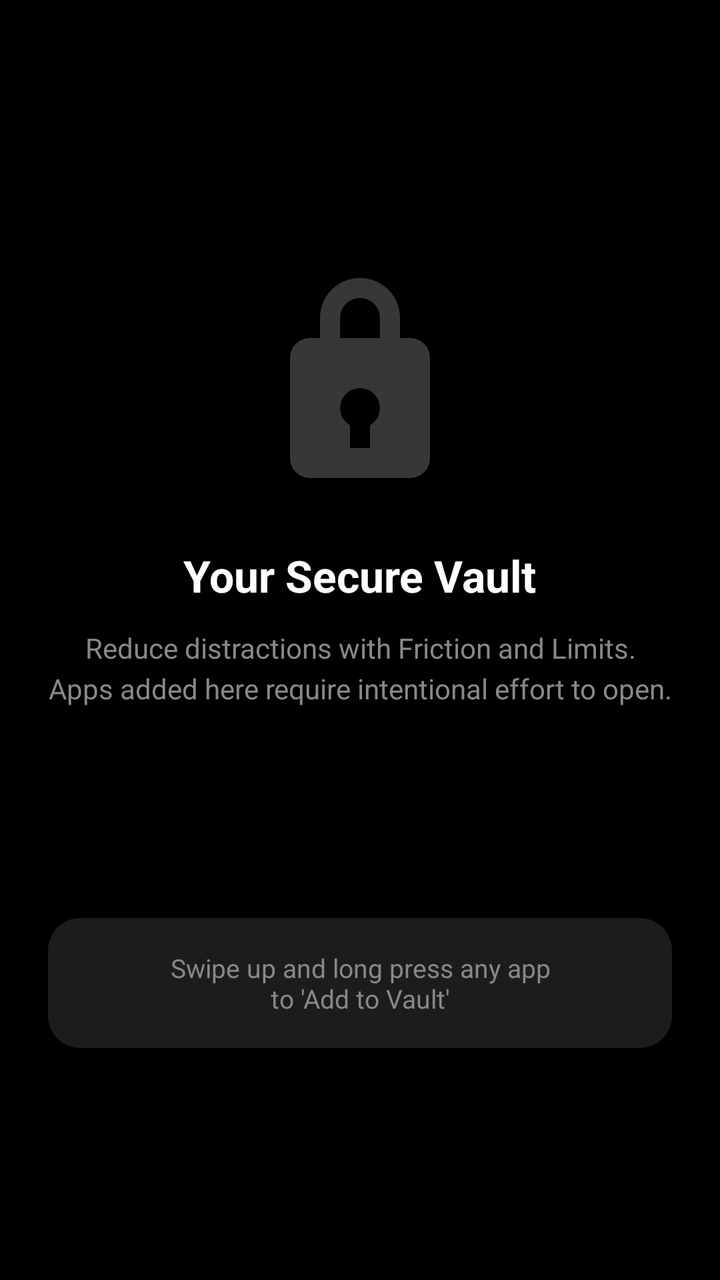
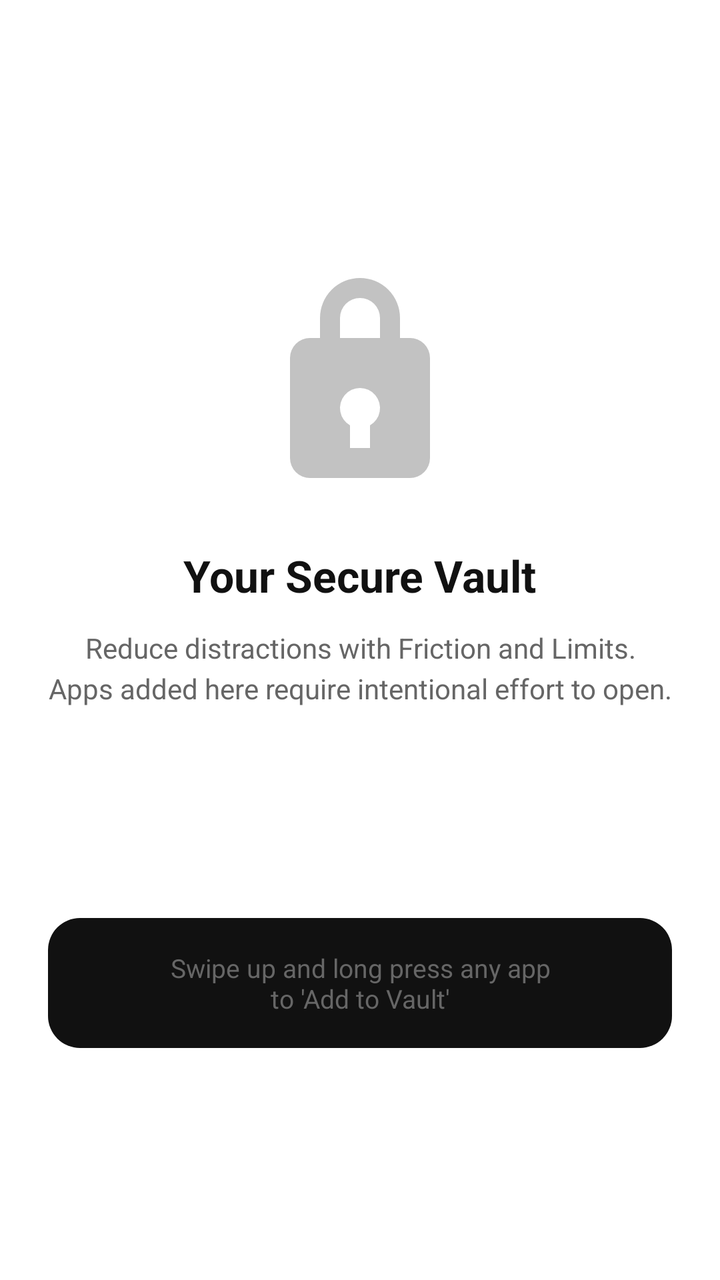

An Android layout rendered at two revisions. The XML below is the earlier revision; the diff shows what the commit changed to produce the second picture.
<!-- AndroidManifest.xml: application theme Theme.PureLauncher -->
<!-- res/layout/view_launcher_vault_panel.xml -->
<?xml version="1.0" encoding="utf-8"?>
<androidx.constraintlayout.widget.ConstraintLayout
    xmlns:android="http://schemas.android.com/apk/res/android"
    xmlns:app="http://schemas.android.com/apk/res-auto"
    android:layout_width="match_parent"
    android:layout_height="match_parent"
    android:background="@color/bg_primary">

    <androidx.core.widget.NestedScrollView
        android:id="@+id/cardVaultEmpty"
        android:layout_width="match_parent"
        android:layout_height="match_parent"
        android:fillViewport="true">

        <LinearLayout
            android:layout_width="match_parent"
            android:layout_height="match_parent"
            android:orientation="vertical"
            android:padding="24dp"
            android:gravity="center_horizontal">

            <View
                android:layout_width="match_parent"
                android:layout_height="0dp"
                android:layout_weight="1" />

            <ImageView
                android:layout_width="120dp"
                android:layout_height="120dp"
                android:src="@drawable/ic_lock"
                app:tint="@color/text_secondary"
                android:alpha="0.4" />

            <TextView
                android:layout_width="wrap_content"
                android:layout_height="wrap_content"
                android:layout_marginTop="24dp"
                android:text="Your Secure Vault"
                android:textColor="@color/text_primary"
                android:textSize="22sp"
                android:textStyle="bold" />

            <TextView
                android:layout_width="wrap_content"
                android:layout_height="wrap_content"
                android:layout_marginTop="12dp"
                android:gravity="center"
                android:text="Reduce distractions with Friction and Limits.\nApps added here require intentional effort to open."
                android:textColor="@color/text_secondary"
                android:textSize="14sp"
                android:lineSpacingExtra="4dp" />

            <View
                android:layout_width="match_parent"
                android:layout_height="0dp"
                android:layout_weight="1" />

            <TextView
                android:layout_width="match_parent"
                android:layout_height="wrap_content"
                android:layout_marginBottom="92dp"
                android:padding="16dp"
                android:background="@drawable/bg_chip_dark"
                android:text="Swipe up and long press any app\nto 'Add to Vault'"
                android:textColor="@color/text_secondary"
                android:textSize="13sp"
                android:gravity="center" />

        </LinearLayout>
    </androidx.core.widget.NestedScrollView>

    <androidx.constraintlayout.widget.ConstraintLayout
        android:id="@+id/vaultListContainer"
        android:layout_width="0dp"
        android:layout_height="0dp"
        android:visibility="gone"
        app:layout_constraintTop_toTopOf="parent"
        app:layout_constraintBottom_toBottomOf="parent"
        app:layout_constraintStart_toStartOf="parent"
        app:layout_constraintEnd_toEndOf="parent">

        <LinearLayout
            android:id="@+id/vaultSearchHeader"
            android:layout_width="0dp"
            android:layout_height="wrap_content"
            android:orientation="horizontal"
            android:paddingStart="20dp"
            android:paddingEnd="12dp"
            android:paddingTop="12dp"
            android:paddingBottom="8dp"
            android:gravity="center_vertical"
            app:layout_constraintTop_toTopOf="parent"
            app:layout_constraintStart_toStartOf="parent"
            app:layout_constraintEnd_toStartOf="@id/vaultLetterSidebar">

            <EditText
                android:id="@+id/etVaultSearchApps"
                android:layout_width="0dp"
                android:layout_height="44dp"
                android:layout_weight="1"
                android:background="@null"
                android:hint="Search apps"
                android:inputType="text"
                android:textColor="#FFFFFF"
                android:textColorHint="#888888"
                android:textSize="18sp"
                android:imeOptions="actionSearch"
                android:singleLine="true" />

            <ImageView
                android:id="@+id/ivVaultSearchIcon"
                android:layout_width="28dp"
                android:layout_height="28dp"
                android:src="@drawable/ic_close"
                android:tint="#FFFFFF"
                android:contentDescription="Clear search"
                android:layout_marginStart="8dp"
                android:visibility="gone" />

        </LinearLayout>

        <View
            android:id="@+id/vaultDivider"
            android:layout_width="0dp"
            android:layout_height="1dp"
            android:background="#333333"
            android:layout_marginStart="20dp"
            app:layout_constraintTop_toBottomOf="@id/vaultSearchHeader"
            app:layout_constraintStart_toStartOf="parent"
            app:layout_constraintEnd_toStartOf="@id/vaultLetterSidebar" />

        <androidx.recyclerview.widget.RecyclerView
            android:id="@+id/rvVaultApps"
            android:layout_width="0dp"
            android:layout_height="0dp"
            android:paddingStart="20dp"
            android:paddingTop="8dp"
            android:clipToPadding="false"
            app:layout_constraintTop_toBottomOf="@id/vaultDivider"
            app:layout_constraintBottom_toBottomOf="parent"
            app:layout_constraintStart_toStartOf="parent"
            app:layout_constraintEnd_toStartOf="@id/vaultLetterSidebar" />

        <LinearLayout
            android:id="@+id/vaultLetterSidebar"
            android:layout_width="24dp"
            android:layout_height="0dp"
            android:orientation="vertical"
            android:gravity="center"
            android:paddingTop="8dp"
            android:paddingBottom="8dp"
            app:layout_constraintTop_toTopOf="parent"
            app:layout_constraintBottom_toBottomOf="parent"
            app:layout_constraintEnd_toEndOf="parent" />

        <TextView
            android:id="@+id/tvVaultLetterBubble"
            android:layout_width="56dp"
            android:layout_height="56dp"
            android:gravity="center"
            android:textColor="#FFFFFF"
            android:textSize="28sp"
            android:textStyle="bold"
            android:background="#CC333333"
            android:visibility="gone"
            app:layout_constraintTop_toTopOf="parent"
            app:layout_constraintBottom_toBottomOf="parent"
            app:layout_constraintStart_toStartOf="parent"
            app:layout_constraintEnd_toStartOf="@id/vaultLetterSidebar" />

    </androidx.constraintlayout.widget.ConstraintLayout>

    
    <Button
        android:id="@+id/btnOpenVaultFromSwipe"
        android:layout_width="0dp"
        android:layout_height="0dp"
        android:visibility="gone"
        app:layout_constraintTop_toTopOf="parent"
        app:layout_constraintStart_toStartOf="parent" />

    <Button
        android:id="@+id/btnOpenSettingsFromSwipe"
        android:layout_width="0dp"
        android:layout_height="0dp"
        android:visibility="gone"
        app:layout_constraintTop_toTopOf="parent"
        app:layout_constraintStart_toStartOf="parent" />

</androidx.constraintlayout.widget.ConstraintLayout>
<!-- resources referenced by this layout -->
<resources>
  <color name="bg_primary">#000000</color>
  <color name="text_primary">#FFFFFF</color>
  <color name="text_secondary">#888888</color>
  <!-- drawable bg_chip_dark (drawable) -->
  <?xml version="1.0" encoding="utf-8"?>
  <shape xmlns:android="http://schemas.android.com/apk/res/android" android:shape="rectangle">
      <corners android:radius="16dp" />
      <solid android:color="#1C1C1C" />
  </shape>
  <!-- drawable ic_close (drawable) -->
  <?xml version="1.0" encoding="utf-8"?>
  <vector xmlns:android="http://schemas.android.com/apk/res/android"
  	android:width="24dp"
  	android:height="24dp"
  	android:viewportWidth="24"
  	android:viewportHeight="24">
  	<path
  		android:fillColor="#FFFFFFFF"
  		android:pathData="M18.3,5.71L12,12L5.71,5.71L4.29,7.12L10.59,13.41L4.29,19.71L5.71,21.12L12,14.83L18.29,21.12L19.71,19.71L13.41,13.41L19.71,7.12L18.3,5.71Z" />
  </vector>
  <!-- drawable ic_lock (drawable) -->
  <?xml version="1.0" encoding="utf-8"?>
  <vector xmlns:android="http://schemas.android.com/apk/res/android"
  	android:width="24dp"
  	android:height="24dp"
  	android:viewportWidth="24"
  	android:viewportHeight="24">
  	<path
  		android:fillColor="#FFFFFFFF"
  		android:pathData="M17,8H16V6A4,4 0 0,0 8,6V8H7A2,2 0 0,0 5,10V20A2,2 0 0,0 7,22H17A2,2 0 0,0 19,20V10A2,2 0 0,0 17,8ZM10,6A2,2 0 0,1 14,6V8H10V6ZM13,16.73V19H11V16.73A2,2 0 1,1 13,16.73Z" />
  </vector>
  <style name="Theme.PureLauncher" parent="Base.Theme.PureLauncher" />
  <style name="Base.Theme.PureLauncher" parent="Theme.Material3.DayNight.NoActionBar">
          
          <item name="android:windowBackground">@android:color/black</item>
          
          <item name="android:windowAnimationStyle">@style/NoWindowAnimation</item>
      </style>
  <style name="NoWindowAnimation">
          <item name="android:activityOpenEnterAnimation">@null</item>
          <item name="android:activityOpenExitAnimation">@null</item>
          <item name="android:activityCloseEnterAnimation">@null</item>
          <item name="android:activityCloseExitAnimation">@null</item>
          <item name="android:taskOpenEnterAnimation">@null</item>
          <item name="android:taskOpenExitAnimation">@null</item>
          <item name="android:taskCloseEnterAnimation">@null</item>
          <item name="android:taskCloseExitAnimation">@null</item>
          <item name="android:taskToFrontEnterAnimation">@null</item>
          <item name="android:taskToFrontExitAnimation">@null</item>
      </style>
</resources>

<!-- the commit's change to res/layout/view_launcher_vault_panel.xml (unified diff, before → after) -->
@@ -101,8 +101,8 @@
                 android:background="@null"
                 android:hint="Search apps"
                 android:inputType="text"
-                android:textColor="#FFFFFF"
-                android:textColorHint="#888888"
+                android:textColor="@color/text_primary"
+                android:textColorHint="@color/text_secondary"
                 android:textSize="18sp"
                 android:imeOptions="actionSearch"
                 android:singleLine="true" />
@@ -112,7 +112,7 @@
                 android:layout_width="28dp"
                 android:layout_height="28dp"
                 android:src="@drawable/ic_close"
-                android:tint="#FFFFFF"
+                android:tint="@color/text_primary"
                 android:contentDescription="Clear search"
                 android:layout_marginStart="8dp"
                 android:visibility="gone" />
@@ -123,7 +123,7 @@
             android:id="@+id/vaultDivider"
             android:layout_width="0dp"
             android:layout_height="1dp"
-            android:background="#333333"
+            android:background="@color/border"
             android:layout_marginStart="20dp"
             app:layout_constraintTop_toBottomOf="@id/vaultSearchHeader"
             app:layout_constraintStart_toStartOf="parent"
@@ -158,10 +158,10 @@
             android:layout_width="56dp"
             android:layout_height="56dp"
             android:gravity="center"
-            android:textColor="#FFFFFF"
+            android:textColor="@color/text_primary"
             android:textSize="28sp"
             android:textStyle="bold"
-            android:background="#CC333333"
+            android:background="@color/accent_dim"
             android:visibility="gone"
             app:layout_constraintTop_toTopOf="parent"
             app:layout_constraintBottom_toBottomOf="parent"
<!-- resource entries referenced after the edit -->
@@ -1,13 +1,15 @@
 <!-- resources referenced by this layout -->
 <resources>
-  <color name="bg_primary">#000000</color>
-  <color name="text_primary">#FFFFFF</color>
-  <color name="text_secondary">#888888</color>
+  <color name="accent_dim">#DDDDDD</color>
+  <color name="bg_primary">#FFFFFF</color>
+  <color name="border">#E0E0E0</color>
+  <color name="text_primary">#111111</color>
+  <color name="text_secondary">#666666</color>
   <!-- drawable bg_chip_dark (drawable) -->
   <?xml version="1.0" encoding="utf-8"?>
   <shape xmlns:android="http://schemas.android.com/apk/res/android" android:shape="rectangle">
       <corners android:radius="16dp" />
-      <solid android:color="#1C1C1C" />
+      <solid android:color="@color/text_primary" />
   </shape>
   <!-- drawable ic_close (drawable) -->
   <?xml version="1.0" encoding="utf-8"?>
@@ -34,7 +36,7 @@
   <style name="Theme.PureLauncher" parent="Base.Theme.PureLauncher" />
   <style name="Base.Theme.PureLauncher" parent="Theme.Material3.DayNight.NoActionBar">
           
-          <item name="android:windowBackground">@android:color/black</item>
+          <item name="android:windowBackground">@color/bg_primary</item>
           
           <item name="android:windowAnimationStyle">@style/NoWindowAnimation</item>
       </style>
